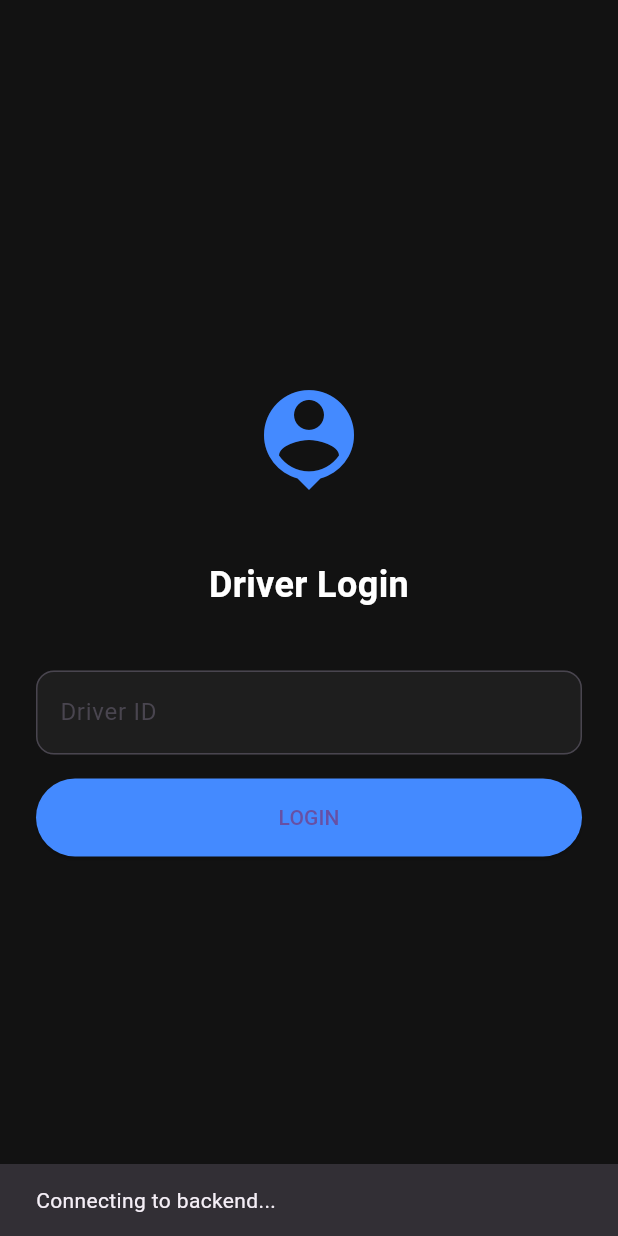
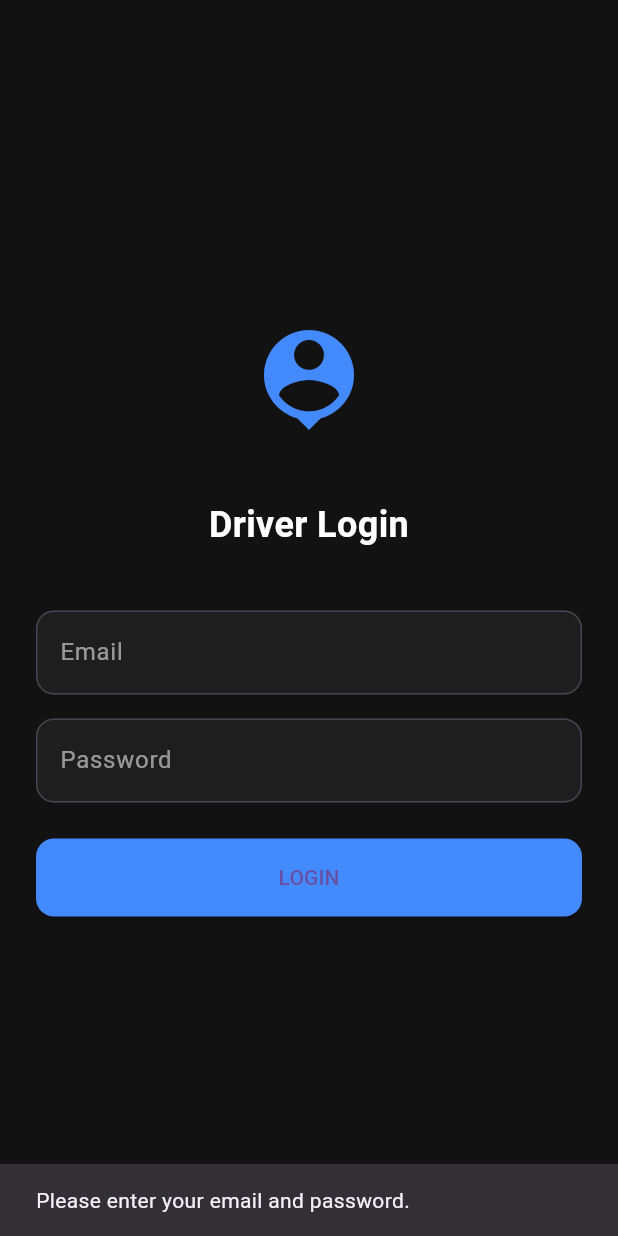
Before and after one commit to chanul26/lamigo-platform, a Flutter app: the screen it shows after launch, after a tap on "LOGIN", on a phone screen of 412 x 824 dp. Run offline on Flutter 3.47's test engine with Material 3 defaults, Android fonts, the phone set to English and light mode, and no system bars; our stand-ins replace dio, firebase_auth, firebase_core, flutter_secure_storage, flutter_svg; accounts and stored records are empty.

Commit message:
feat(mobile): implement clean architecture, firebase auth, and secure api interceptors

```diff
--- a/mobile-app/lib/Features/Auth/Presentation/login_screen.dart
+++ b/mobile-app/lib/Features/Auth/Presentation/login_screen.dart
@@ -1,9 +1,84 @@
+import 'package:firebase_auth/firebase_auth.dart';
 import 'package:flutter/material.dart';
 
 import '../../../services/api_service.dart';
 
-class LoginScreen extends StatelessWidget {
+class LoginScreen extends StatefulWidget {
   const LoginScreen({super.key});
+
+  @override
+  State<LoginScreen> createState() => _LoginScreenState();
+}
+
+class _LoginScreenState extends State<LoginScreen> {
+  final _emailController = TextEditingController();
+  final _passwordController = TextEditingController();
+  bool _isLoading = false;
+
+  @override
+  void dispose() {
+    _emailController.dispose();
+    _passwordController.dispose();
+    super.dispose();
+  }
+
+  Future<void> _handleLogin() async {
+    final email = _emailController.text.trim();
+    final password = _passwordController.text.trim();
+
+    if (email.isEmpty || password.isEmpty) {
+      _showSnack('Please enter your email and password.');
+      return;
+    }
+
+    setState(() => _isLoading = true);
+
+    try {
+      // 1. Sign in with Firebase
+      final credential = await FirebaseAuth.instance
+          .signInWithEmailAndPassword(email: email, password: password);
+
+      // 2. Retrieve the ID token and persist it securely
+      final token = await credential.user!.getIdToken();
+      await ApiService().saveToken(token!);
+
+      if (!mounted) return;
+
+      // 3. Navigate to home, replacing the login screen
+      Navigator.pushReplacementNamed(context, '/home');
+    } on FirebaseAuthException catch (e) {
+      _showSnack(_friendlyError(e.code));
+    } catch (_) {
+      _showSnack('An unexpected error occurred. Please try again.');
+    } finally {
+      if (mounted) setState(() => _isLoading = false);
+    }
+  }
+
+  String _friendlyError(String code) {
+    switch (code) {
+      case 'user-not-found':
+        return 'No account found for that email.';
+      case 'wrong-password':
+        return 'Incorrect password.';
+      case 'invalid-email':
+        return 'Please enter a valid email address.';
+      case 'user-disabled':
+        return 'This account has been disabled.';
+      case 'too-many-requests':
+        return 'Too many attempts. Please try again later.';
+      default:
+        return 'Login failed. Please check your credentials.';
+    }
+  }
+
+  void _showSnack(String message) {
+    if (!mounted) return;
+    ScaffoldMessenger.of(context).showSnackBar(
+      SnackBar(content: Text(message)),
+    );
+  }
+
   @override
   Widget build(BuildContext context) {
     return Scaffold(
@@ -17,7 +92,7 @@ class LoginScreen extends StatelessWidget {
             const Icon(Icons.person_pin, size: 80, color: Colors.blueAccent),
             const SizedBox(height: 40),
             const Text(
-              "Driver Login",
+              'Driver Login',
               textAlign: TextAlign.center,
               style: TextStyle(
                 color: Colors.white,
@@ -26,10 +101,15 @@ class LoginScreen extends StatelessWidget {
               ),
             ),
             const SizedBox(height: 40),
+
+            // Email field
             TextField(
+              controller: _emailController,
+              keyboardType: TextInputType.emailAddress,
               style: const TextStyle(color: Colors.white),
               decoration: InputDecoration(
-                hintText: "Driver ID",
+                hintText: 'Email',
+                hintStyle: const TextStyle(color: Colors.white54),
                 filled: true,
                 fillColor: const Color(0xFF1E1E1E),
                 border: OutlineInputBorder(
@@ -38,18 +118,44 @@ class LoginScreen extends StatelessWidget {
               ),
             ),
             const SizedBox(height: 16),
+
+            // Password field
+            TextField(
+              controller: _passwordController,
+              obscureText: true,
+              style: const TextStyle(color: Colors.white),
+              decoration: InputDecoration(
+                hintText: 'Password',
+                hintStyle: const TextStyle(color: Colors.white54),
+                filled: true,
+                fillColor: const Color(0xFF1E1E1E),
+                border: OutlineInputBorder(
+                  borderRadius: BorderRadius.circular(12),
+                ),
+              ),
+            ),
+            const SizedBox(height: 24),
+
+            // Login button
             ElevatedButton(
-              onPressed: () async {
-                ScaffoldMessenger.of(context).showSnackBar(
-                  const SnackBar(content: Text('Connecting to backend...')),
-                );
-                await ApiService().login('dummy', 'dummy');
-              },
+              onPressed: _isLoading ? null : _handleLogin,
               style: ElevatedButton.styleFrom(
                 backgroundColor: Colors.blueAccent,
                 padding: const EdgeInsets.symmetric(vertical: 16),
+                shape: RoundedRectangleBorder(
+                  borderRadius: BorderRadius.circular(12),
+                ),
               ),
-              child: const Text("LOGIN"),
+              child: _isLoading
+                  ? const SizedBox(
+                      height: 20,
+                      width: 20,
+                      child: CircularProgressIndicator(
+                        strokeWidth: 2,
+                        color: Colors.white,
+                      ),
+                    )
+                  : const Text('LOGIN'),
             ),
           ],
         ),
--- a/mobile-app/lib/core/constants.dart
+++ b/mobile-app/lib/core/constants.dart
@@ -1,3 +1,8 @@
-/// API base URL for backend requests.
-/// Use 10.0.2.2 on Android emulator to reach the host machine's localhost.
-const String apiBaseUrl = 'http://10.0.2.2:8000/api/v1';
+/// App-wide constants for the LamiGo Driver mobile app.
+class AppConstants {
+  AppConstants._(); // prevent instantiation
+
+  /// API base URL for backend requests.
+  /// Use 10.0.2.2 on Android emulator to reach the host machine's localhost.
+  static const String apiBaseUrl = 'http://10.0.2.2:8000/api/v1';
+}
--- a/mobile-app/lib/login_screen.dart
+++ /dev/null
@@ -1,41 +0,0 @@
-import 'package:flutter/material.dart';
-
-import 'services/api_service.dart';
-
-class LoginScreen extends StatelessWidget {
-  const LoginScreen({super.key});
-  @override
-  Widget build(BuildContext context) {
-    return Scaffold(
-      backgroundColor: const Color(0xFF121212),
-      body: Padding(
-        padding: const EdgeInsets.all(24.0),
-        child: Column(
-          mainAxisAlignment: MainAxisAlignment.center,
-          crossAxisAlignment: CrossAxisAlignment.stretch,
-          children: [
-            const Icon(Icons.person_pin, size: 80, color: Colors.blueAccent),
-            const SizedBox(height: 40),
-            const Text("Driver Login", textAlign: TextAlign.center, style: TextStyle(color: Colors.white, fontSize: 24, fontWeight: FontWeight.bold)),
-            const SizedBox(height: 40),
-            TextField(
-              style: const TextStyle(color: Colors.white),
-              decoration: InputDecoration(hintText: "Driver ID", filled: true, fillColor: const Color(0xFF1E1E1E), border: OutlineInputBorder(borderRadius: BorderRadius.circular(12))),
-            ),
-            const SizedBox(height: 16),
-            ElevatedButton(
-              onPressed: () async {
-                ScaffoldMessenger.of(context).showSnackBar(
-                  const SnackBar(content: Text('Connecting to backend...')),
-                );
-                await ApiService().login('dummy', 'dummy');
-              },
-              style: ElevatedButton.styleFrom(backgroundColor: Colors.blueAccent, padding: const EdgeInsets.symmetric(vertical: 16)),
-              child: const Text("LOGIN"),
-            ),
-          ],
-        ),
-      ),
-    );
-  }
-}
--- a/mobile-app/lib/main.dart
+++ b/mobile-app/lib/main.dart
@@ -1,9 +1,17 @@
 import 'package:flutter/material.dart';
-import 'splash_screen.dart';
+import 'package:firebase_core/firebase_core.dart';
 
-void main() => runApp(
-      const MaterialApp(
-        debugShowCheckedModeBanner: false,
-        home: SplashScreen(),
-      ),
-    );
+import 'Features/Splash/Presentation/splash_screen.dart';
+import 'services/api_service.dart';
+
+void main() async {
+  WidgetsFlutterBinding.ensureInitialized();
+  await Firebase.initializeApp();
+  await ApiService().init();
+  runApp(
+    const MaterialApp(
+      debugShowCheckedModeBanner: false,
+      home: SplashScreen(),
+    ),
+  );
+}
--- a/mobile-app/lib/services/api_service.dart
+++ b/mobile-app/lib/services/api_service.dart
@@ -1,20 +1,61 @@
-import 'package:flutter/foundation.dart';
-import 'package:http/http.dart' as http;
+import 'package:dio/dio.dart';
+import 'package:flutter_secure_storage/flutter_secure_storage.dart';
 
 import '../core/constants.dart';
 
 class ApiService {
-  Future<bool> login(String driverId, String password) async {
-    try {
-      // We override the base URL just for the health check
-      final response = await http.get(Uri.parse('http://10.0.2.2:8000/api/health'));
-      if (response.statusCode == 200) {
-        debugPrint('Backend Connected!');
-        return true;
-      }
-      return false;
-    } catch (e) {
-      return false;
-    }
+  static final ApiService _instance = ApiService._internal();
+  factory ApiService() => _instance;
+  ApiService._internal();
+
+  late final Dio _dio;
+  final FlutterSecureStorage _storage = const FlutterSecureStorage();
+
+  static const String _tokenKey = 'lamigo_driver_token';
+
+  /// Call once in main() before runApp().
+  Future<void> init() async {
+    _dio = Dio(
+      BaseOptions(
+        baseUrl: AppConstants.apiBaseUrl,
+        connectTimeout: const Duration(seconds: 10),
+        receiveTimeout: const Duration(seconds: 10),
+        headers: {'Content-Type': 'application/json'},
+      ),
+    );
+
+    // Interceptor: inject Bearer token into every request automatically.
+    _dio.interceptors.add(
+      InterceptorsWrapper(
+        onRequest: (options, handler) async {
+          final token = await _storage.read(key: _tokenKey);
+          if (token != null) {
+            options.headers['Authorization'] = 'Bearer $token';
+          }
+          return handler.next(options);
+        },
+        onError: (DioException error, handler) {
+          // Centralised error logging; rethrow for callers to handle.
+          return handler.next(error);
+        },
+      ),
+    );
   }
+
+  // -----------------------------------------------------------------------
+  // Token helpers
+  // -----------------------------------------------------------------------
+
+  Future<void> saveToken(String token) =>
+      _storage.write(key: _tokenKey, value: token);
+
+  Future<String?> readToken() => _storage.read(key: _tokenKey);
+
+  Future<void> deleteToken() => _storage.delete(key: _tokenKey);
+
+  // -----------------------------------------------------------------------
+  // Expose the configured Dio instance for feature-level calls
+  // -----------------------------------------------------------------------
+
+  Dio get dio => _dio;
 }
--- a/mobile-app/lib/splash_screen.dart
+++ /dev/null
@@ -1,83 +0,0 @@
-import 'package:flutter/material.dart';
-import 'package:flutter_svg/flutter_svg.dart';
-
-import 'login_screen.dart';
-
-class SplashScreen extends StatefulWidget {
-  const SplashScreen({super.key});
-
-  @override
-  State<SplashScreen> createState() => _SplashScreenState();
-}
-
-class _SplashScreenState extends State<SplashScreen>
-    with SingleTickerProviderStateMixin {
-  late final AnimationController _controller;
-  late final Animation<double> _pulseAnimation;
-
-  @override
-  void initState() {
-    super.initState();
-    _controller = AnimationController(
-      vsync: this,
-      duration: const Duration(milliseconds: 3200),
-    )..repeat(reverse: true);
-
-    _pulseAnimation = Tween<double>(
-      begin: 0.95,
-      end: 1.0,
-    ).animate(CurvedAnimation(parent: _controller, curve: Curves.easeInOut));
-
-    Future.delayed(const Duration(seconds: 3), () {
-      if (!mounted) return;
-      Navigator.pushReplacement(
-        context,
-        MaterialPageRoute(builder: (_) => const LoginScreen()),
-      );
-    });
-  }
-
-  @override
-  void dispose() {
-    _controller.dispose();
-    super.dispose();
-  }
-
-  @override
-  Widget build(BuildContext context) {
-    return Scaffold(
-      backgroundColor: const Color(0xFF1E1E1E),
-      body: Center(
-        child: Column(
-          mainAxisAlignment: MainAxisAlignment.center,
-          children: [
-            AnimatedBuilder(
-              animation: _pulseAnimation,
-              builder: (context, child) {
-                return Transform.scale(
-                  scale: _pulseAnimation.value,
-                  child: child,
-                );
-              },
-              child: SvgPicture.asset(
-                'assets/images/LamiGo_Logo_Light.svg',
-                width: 250,
-              ),
-            ),
-            const SizedBox(height: 24),
-            const Text(
-              'Last Mile Delivery Optimisation Platform',
-              textAlign: TextAlign.center,
-              style: TextStyle(
-                color: Colors.white70,
-                fontSize: 20,
-                fontWeight: FontWeight.w600,
-                letterSpacing: 0.1,
-              ),
-            ),
-          ],
-        ),
-      ),
-    );
-  }
-}
```
Also changed, not shown: mobile-app/pubspec.yaml (+8 -4 lines), mobile-app/pubspec.lock.
